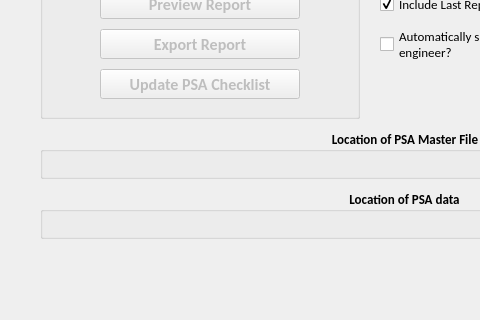
First picture: the form in PSA_Home_Cal.ui, repository LintonRitchie/Scantech_Monthly_PSA_Report, before the edit; both pictures show x 0 to 480 and y 280 to 600 of the 800 by 600 pixel window.
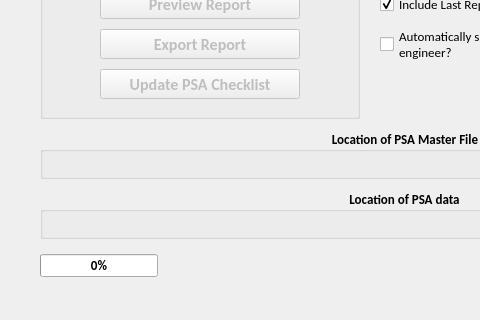
Second picture: the form after the edit. Icons and pictures are not drawn.

The edit to the form file:
```diff
--- a/PSA_Home_Cal.ui
+++ b/PSA_Home_Cal.ui
@@ -485,6 +485,60 @@
      <bool>true</bool>
     </property>
    </widget>
+   <widget class="QProgressBar" name="progressBar">
+    <property name="enabled">
+     <bool>true</bool>
+    </property>
+    <property name="geometry">
+     <rect>
+      <x>40</x>
+      <y>515</y>
+      <width>118</width>
+      <height>23</height>
+     </rect>
+    </property>
+    <property name="font">
+     <font>
+      <family>Calibri</family>
+      <pointsize>10</pointsize>
+      <weight>75</weight>
+      <bold>true</bold>
+     </font>
+    </property>
+    <property name="value">
+     <number>0</number>
+    </property>
+    <property name="textVisible">
+     <bool>true</bool>
+    </property>
+   </widget>
+   <widget class="QLabel" name="StepLabel">
+    <property name="geometry">
+     <rect>
+      <x>210</x>
+      <y>505</y>
+      <width>400</width>
+      <height>40</height>
+     </rect>
+    </property>
+    <property name="sizePolicy">
+     <sizepolicy hsizetype="Expanding" vsizetype="Expanding">
+      <horstretch>0</horstretch>
+      <verstretch>0</verstretch>
+     </sizepolicy>
+    </property>
+    <property name="font">
+     <font>
+      <family>Calibri</family>
+      <pointsize>10</pointsize>
+      <weight>75</weight>
+      <bold>true</bold>
+     </font>
+    </property>
+    <property name="text">
+     <string/>
+    </property>
+   </widget>
   </widget>
   <widget class="QMenuBar" name="menubar">
    <property name="geometry">
```
Left out of the diff: 6 changed lines with no effect on the pictures.
